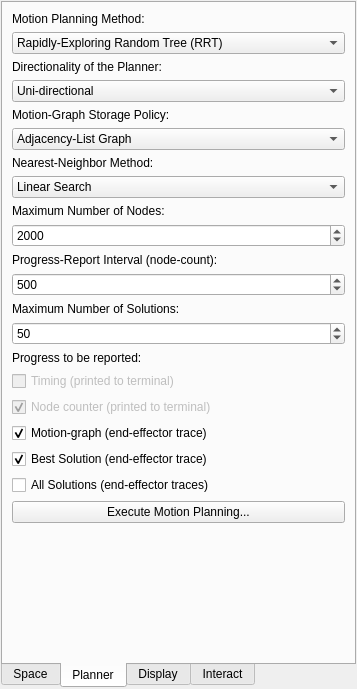
First picture: the form in src/ReaK/examples/robot_airship/uis/CRS_planner_config.ui, repository mikael-s-persson/ReaK, before the edit.
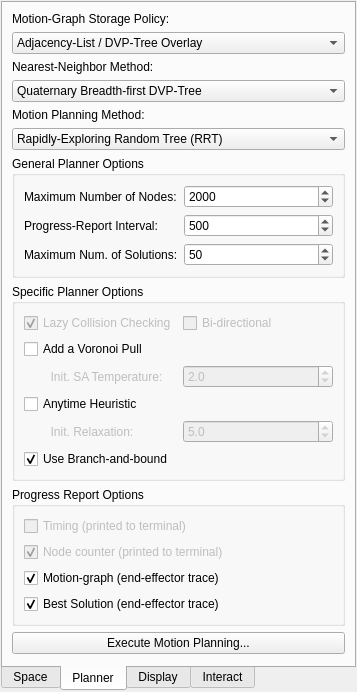
Second picture: the form after the edit.

Commit message: Started to update the CRS planner program. Started a general 3D viewer program (not great..).

The edit to the form file:
```diff
--- a/src/ReaK/examples/robot_airship/uis/CRS_planner_config.ui
+++ b/src/ReaK/examples/robot_airship/uis/CRS_planner_config.ui
@@ -251,68 +251,6 @@
        <string>Planner</string>
       </attribute>
       <layout class="QVBoxLayout" name="verticalLayout_2">
-       <item>
-        <widget class="QLabel" name="label_5">
-         <property name="text">
-          <string>Motion Planning Method:</string>
-         </property>
-        </widget>
-       </item>
-       <item>
-        <widget class="QComboBox" name="planning_algo_selection">
-         <item>
-          <property name="text">
-           <string>Rapidly-Exploring Random Tree (RRT)</string>
-          </property>
-         </item>
-         <item>
-          <property name="text">
-           <string>Rapidly-Exploring Random Tree Star (RRT*)</string>
-          </property>
-         </item>
-         <item>
-          <property name="text">
-           <string>Probabilistic Road-Map (PRM)</string>
-          </property>
-         </item>
-         <item>
-          <property name="text">
-           <string>Sampling-based A* (SBA*)</string>
-          </property>
-         </item>
-         <item>
-          <property name="text">
-           <string>Flexible Anytime-Dynamic PRM (FADPRM)</string>
-          </property>
-         </item>
-         <item>
-          <property name="text">
-           <string>Lazy Sampling-based A* (LSBA*)</string>
-          </property>
-         </item>
-        </widget>
-       </item>
-       <item>
-        <widget class="QLabel" name="label_6">
-         <property name="text">
-          <string>Directionality of the Planner:</string>
-         </property>
-        </widget>
-       </item>
-       <item>
-        <widget class="QComboBox" name="direction_selection">
-         <item>
-          <property name="text">
-           <string>Uni-directional</string>
-          </property>
-         </item>
-         <item>
-          <property name="text">
-           <string>Bi-directional</string>
-          </property>
-         </item>
-        </widget>
-       </item>
        <item>
         <widget class="QLabel" name="label_7">
          <property name="text">
@@ -322,6 +260,9 @@
        </item>
        <item>
         <widget class="QComboBox" name="graph_storage_selection">
+         <property name="currentIndex">
+          <number>1</number>
+         </property>
          <item>
           <property name="text">
            <string>Adjacency-List Graph</string>
@@ -343,6 +284,9 @@
        </item>
        <item>
         <widget class="QComboBox" name="KNN_method_selection">
+         <property name="currentIndex">
+          <number>2</number>
+         </property>
          <item>
           <property name="text">
            <string>Linear Search</string>
@@ -371,13 +315,69 @@
         </widget>
        </item>
        <item>
+        <widget class="QLabel" name="label_5">
+         <property name="text">
+          <string>Motion Planning Method:</string>
+         </property>
+        </widget>
+       </item>
+       <item>
+        <widget class="QComboBox" name="planning_algo_selection">
+         <item>
+          <property name="text">
+           <string>Rapidly-Exploring Random Tree (RRT)</string>
+          </property>
+         </item>
+         <item>
+          <property name="text">
+           <string>Rapidly-Exploring Random Tree Star (RRT*)</string>
+          </property>
+         </item>
+         <item>
+          <property name="text">
+           <string>Probabilistic Road-Map (PRM)</string>
+          </property>
+         </item>
+         <item>
+          <property name="text">
+           <string>Sampling-based A* (SBA*)</string>
+          </property>
+         </item>
+         <item>
+          <property name="text">
+           <string>Flexible Anytime-Dynamic PRM (FADPRM)</string>
+          </property>
+         </item>
+        </widget>
+       </item>
+       <item>
+        <widget class="QGroupBox" name="gen_option_group">
+         <property name="title">
+          <string>General Planner Options</string>
+         </property>
+         <layout class="QGridLayout" name="gridLayout_2">
+          <item row="4" column="0">
+           <widget class="QLabel" name="label_11">
+            <property name="text">
+             <string>Maximum Num. of Solutions:</string>
+            </property>
+           </widget>
+          </item>
+          <item row="0" column="0">
         <widget class="QLabel" name="label_9">
          <property name="text">
           <string>Maximum Number of Nodes:</string>
          </property>
         </widget>
        </item>
-       <item>
+          <item row="2" column="0">
+           <widget class="QLabel" name="label_10">
+            <property name="text">
+             <string>Progress-Report Interval:</string>
+            </property>
+           </widget>
+          </item>
+          <item row="0" column="1">
         <widget class="QSpinBox" name="maxvertices_spinbox">
          <property name="minimum">
           <number>100</number>
@@ -393,14 +393,7 @@
          </property>
         </widget>
        </item>
-       <item>
-        <widget class="QLabel" name="label_10">
-         <property name="text">
-          <string>Progress-Report Interval (node-count):</string>
-         </property>
-        </widget>
-       </item>
-       <item>
+          <item row="2" column="1">
         <widget class="QSpinBox" name="progress_interval_spinbox">
          <property name="minimum">
           <number>100</number>
@@ -416,14 +409,7 @@
          </property>
         </widget>
        </item>
-       <item>
-        <widget class="QLabel" name="label_11">
-         <property name="text">
-          <string>Maximum Number of Solutions:</string>
-         </property>
-        </widget>
-       </item>
-       <item>
+          <item row="4" column="1">
         <widget class="QSpinBox" name="maxsolutions_spinbox">
          <property name="minimum">
           <number>1</number>
@@ -439,13 +425,123 @@
          </property>
         </widget>
        </item>
+         </layout>
+        </widget>
+       </item>
        <item>
-        <widget class="QLabel" name="label_12">
+        <widget class="QGroupBox" name="spec_option_group">
+         <property name="title">
+          <string>Specific Planner Options</string>
+         </property>
+         <layout class="QGridLayout" name="gridLayout_3">
+          <item row="0" column="1">
+           <widget class="QCheckBox" name="check_bidir">
+            <property name="enabled">
+             <bool>false</bool>
+            </property>
          <property name="text">
-          <string>Progress to be reported:</string>
+             <string>Bi-directional</string>
          </property>
         </widget>
        </item>
+          <item row="2" column="0">
+           <widget class="QLabel" name="label_sa_temp">
+            <property name="enabled">
+             <bool>false</bool>
+            </property>
+            <property name="text">
+             <string>        Init. SA Temperature:</string>
+            </property>
+           </widget>
+          </item>
+          <item row="5" column="0">
+           <widget class="QCheckBox" name="check_bnb">
+            <property name="text">
+             <string>Use Branch-and-bound</string>
+            </property>
+            <property name="checked">
+             <bool>true</bool>
+            </property>
+           </widget>
+          </item>
+          <item row="0" column="0">
+           <widget class="QCheckBox" name="check_lazy_collision">
+            <property name="enabled">
+             <bool>false</bool>
+            </property>
+            <property name="text">
+             <string>Lazy Collision Checking</string>
+            </property>
+            <property name="checked">
+             <bool>true</bool>
+            </property>
+           </widget>
+          </item>
+          <item row="1" column="0">
+           <widget class="QCheckBox" name="check_voronoi_pull">
+            <property name="text">
+             <string>Add a Voronoi Pull</string>
+            </property>
+           </widget>
+          </item>
+          <item row="2" column="1">
+           <widget class="QDoubleSpinBox" name="init_sa_temp_spinbox">
+            <property name="enabled">
+             <bool>false</bool>
+            </property>
+            <property name="decimals">
+             <number>1</number>
+            </property>
+            <property name="singleStep">
+             <double>0.100000000000000</double>
+            </property>
+            <property name="value">
+             <double>2.000000000000000</double>
+            </property>
+           </widget>
+          </item>
+          <item row="3" column="0">
+           <widget class="QCheckBox" name="check_anytime_heuristic">
+            <property name="text">
+             <string>Anytime Heuristic</string>
+            </property>
+           </widget>
+          </item>
+          <item row="4" column="0">
+           <widget class="QLabel" name="label_relaxation">
+            <property name="enabled">
+             <bool>false</bool>
+            </property>
+            <property name="text">
+             <string>        Init. Relaxation:</string>
+            </property>
+           </widget>
+          </item>
+          <item row="4" column="1">
+           <widget class="QDoubleSpinBox" name="init_relax_spinbox">
+            <property name="enabled">
+             <bool>false</bool>
+            </property>
+            <property name="decimals">
+             <number>1</number>
+            </property>
+            <property name="singleStep">
+             <double>0.100000000000000</double>
+            </property>
+            <property name="value">
+             <double>5.000000000000000</double>
+            </property>
+           </widget>
+          </item>
+         </layout>
+        </widget>
+       </item>
+       <item>
+        <widget class="QGroupBox" name="prog_report_group">
+         <property name="title">
+          <string>Progress Report Options</string>
+         </property>
+         <layout class="QVBoxLayout" name="verticalLayout_7">
        <item>
         <widget class="QCheckBox" name="check_print_timing">
          <property name="enabled">
@@ -489,11 +585,7 @@
          </property>
         </widget>
        </item>
-       <item>
-        <widget class="QCheckBox" name="check_print_allsol">
-         <property name="text">
-          <string>All Solutions (end-effector traces)</string>
-         </property>
+         </layout>
         </widget>
        </item>
        <item>
```
Left out of the diff: 114 changed lines with no effect on the pictures. Lines whose indentation alone changed are shown as unchanged. The commit also changes 11 other files.
